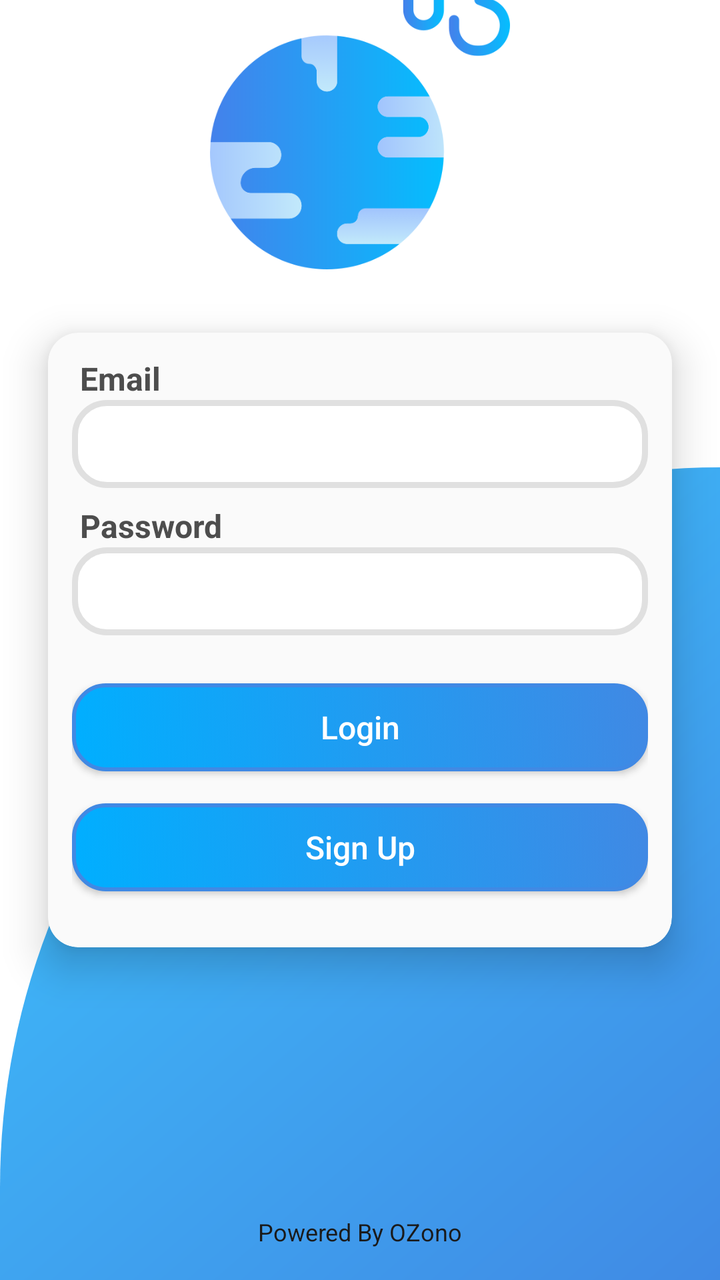
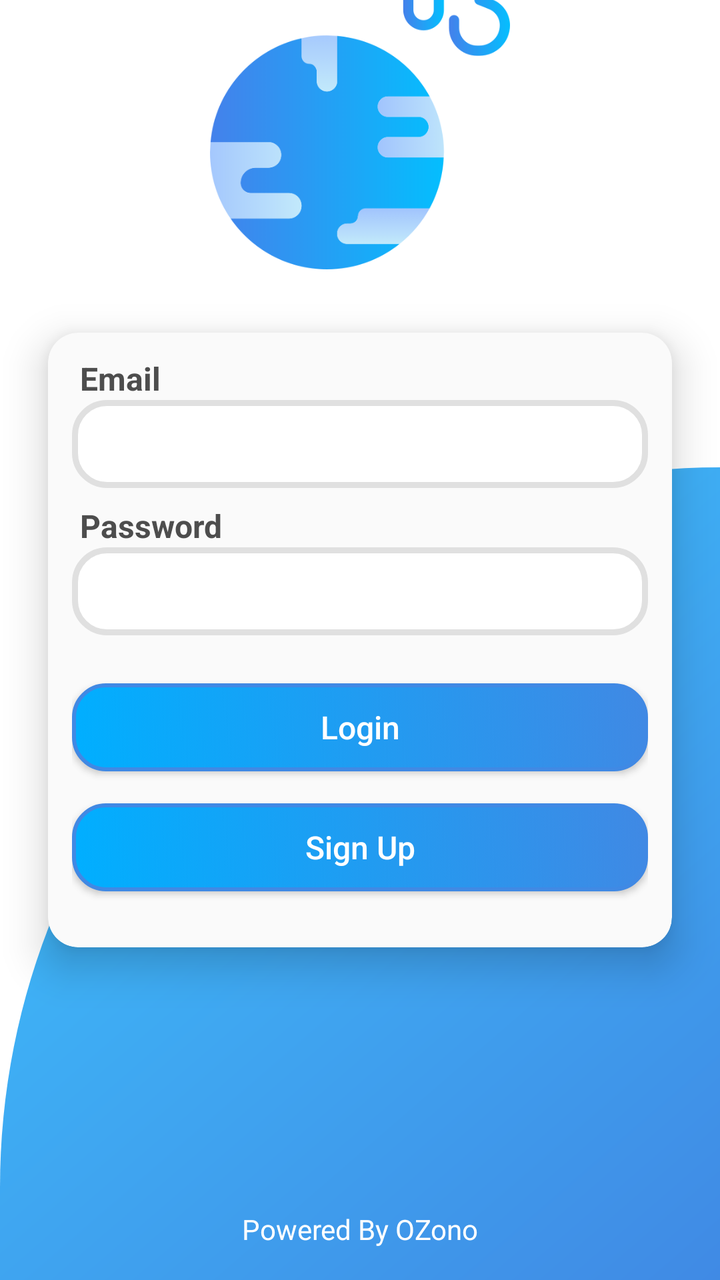

An Android layout rendered at two revisions. The XML below is the earlier revision; the diff shows what the commit changed to produce the second picture.
<!-- AndroidManifest.xml: application theme Theme.Ozonoaiapp -->
<!-- res/layout/activity_login.xml -->
<?xml version="1.0" encoding="utf-8"?>
<androidx.constraintlayout.widget.ConstraintLayout xmlns:android="http://schemas.android.com/apk/res/android"
    xmlns:app="http://schemas.android.com/apk/res-auto"
    xmlns:tools="http://schemas.android.com/tools"
    android:id="@+id/main"
    android:layout_width="match_parent"
    android:layout_height="match_parent"
    android:background="@color/white"
    tools:context=".activity.LoginActivity">

    <View
        android:layout_width="0dp"
        android:layout_height="0dp"
        android:layout_marginBottom="-10dp"
        android:background="@drawable/bg_diagonal_blue"
        app:layout_constraintBottom_toBottomOf="parent"
        app:layout_constraintEnd_toEndOf="parent"
        app:layout_constraintHeight_percent="0.65"
        app:layout_constraintStart_toStartOf="parent"
        app:layout_constraintTop_toTopOf="parent"
        app:layout_constraintVertical_bias="1.0" />

    <ImageView
        android:layout_width="wrap_content"
        android:layout_height="150dp"
        android:layout_marginBottom="32dp"
        android:contentDescription="Correo"
        android:src="@drawable/banner"
        app:layout_constraintBottom_toTopOf="@id/login_card"
        app:layout_constraintEnd_toEndOf="@id/main"
        app:layout_constraintStart_toStartOf="@id/main" />

    <androidx.cardview.widget.CardView
        android:id="@+id/login_card"
        android:layout_width="match_parent"
        android:layout_height="wrap_content"
        android:layout_marginHorizontal="24dp"
        android:backgroundTint="@color/background_secondary"
        android:maxWidth="350dp"
        android:minWidth="320dp"
        app:cardCornerRadius="15dp"
        app:cardElevation="12dp"
        app:layout_constraintBottom_toBottomOf="@id/main"
        app:layout_constraintEnd_toEndOf="@id/main"
        app:layout_constraintStart_toStartOf="@id/main"
        app:layout_constraintTop_toTopOf="@id/main">

        <LinearLayout
            android:id="@+id/login_form"
            android:layout_width="match_parent"
            android:layout_height="wrap_content"
            android:layout_margin="12dp"
            android:orientation="vertical">

            <androidx.appcompat.widget.AppCompatTextView
                android:layout_width="wrap_content"
                android:layout_height="wrap_content"
                android:layout_marginStart="4dp"
                android:text="Email"
                android:textColor="@color/text_secondary"
                android:textSize="16sp"
                android:textStyle="bold" />

            <androidx.appcompat.widget.AppCompatEditText
                android:id="@+id/email_edit_text"
                android:layout_width="match_parent"
                android:layout_height="44dp"
                android:layout_marginBottom="8dp"
                android:autofillHints="emailAddress"
                android:background="@drawable/rounded_edit_text"
                android:inputType="textEmailAddress"
                android:paddingHorizontal="16dp"
                android:textColor="@color/text_primary"
                android:textSize="16sp" />

            <androidx.appcompat.widget.AppCompatTextView
                android:layout_width="wrap_content"
                android:layout_height="wrap_content"
                android:layout_marginStart="4dp"
                android:text="Password"
                android:textColor="@color/text_secondary"
                android:textSize="16sp"
                android:textStyle="bold" />

            <androidx.appcompat.widget.AppCompatEditText
                android:id="@+id/password_edit_text"
                android:layout_width="match_parent"
                android:layout_height="44dp"
                android:layout_marginBottom="8dp"
                android:background="@drawable/rounded_edit_text"
                android:inputType="textPassword"
                android:paddingHorizontal="16dp"
                android:textColor="@color/text_primary"
                android:textSize="16sp" />

            <Button
                android:id="@+id/login_button"
                android:layout_width="match_parent"
                android:layout_height="44dp"
                android:layout_marginTop="16dp"
                android:layout_marginBottom="16dp"
                android:background="@drawable/rounded_button"
                android:text="Login"
                android:textAllCaps="false"
                android:textColor="@color/white"
                android:textSize="16sp" />

            <Button
                android:id="@+id/sing_up_button"
                android:layout_width="match_parent"
                android:layout_height="44dp"
                android:layout_marginBottom="16dp"
                android:background="@drawable/rounded_button"
                android:text="Sign Up"
                android:textAllCaps="false"
                android:textColor="@color/white"
                android:textSize="16sp" />
        </LinearLayout>

    </androidx.cardview.widget.CardView>


    <androidx.appcompat.widget.AppCompatTextView
        android:layout_width="wrap_content"
        android:layout_height="wrap_content"
        android:layout_marginBottom="16dp"
        android:text="Powered By OZono"
        android:textColor="@color/text_primary"
        android:textSize="12sp"
        android:textStyle=""
        app:layout_constraintBottom_toBottomOf="@id/main"
        app:layout_constraintEnd_toEndOf="@id/main"
        app:layout_constraintStart_toStartOf="@id/main" />

</androidx.constraintlayout.widget.ConstraintLayout>
<!-- resources referenced by this layout -->
<resources>
  <color name="background_secondary">#FAFAFA</color>
  <color name="text_primary">#FF1A1A1A</color>
  <color name="text_secondary">#FF4D4D4D</color>
  <color name="white">#FFFFFFFF</color>
  <!-- drawable banner: png bitmap (drawable, 25327 bytes) -->
  <!-- drawable bg_diagonal_blue (drawable) -->
  <?xml version="1.0" encoding="utf-8"?>
  <shape xmlns:android="http://schemas.android.com/apk/res/android"
      android:shape="rectangle">
  
      <gradient
          android:startColor="@color/blue_medium"
          android:endColor="@color/blue_sky_light"
  
          android:angle="135" />
      <corners android:topLeftRadius="400dp" android:topRightRadius="0dp"/>
  </shape>
  <!-- drawable rounded_button (drawable) -->
  <selector xmlns:android="http://schemas.android.com/apk/res/android">
      <item android:state_pressed="true">
          <shape>
              <solid android:color="@color/button_secondary" />
              <corners android:radius="16dp" />
              <stroke
                  android:width="2dp"
                  android:color="@color/button_primary" />
          </shape>
      </item>
      <item>
          <shape>
              <gradient
                  android:angle="45"
                  android:startColor="@color/button_primary"
                  android:endColor="@color/button_secondary" />
              <corners android:radius="16dp" />
              <stroke
                  android:width="2dp"
                  android:color="@color/blue_medium" />
          </shape>
      </item>
  </selector>
  <!-- drawable rounded_edit_text (drawable) -->
  <shape xmlns:android="http://schemas.android.com/apk/res/android">
      <solid android:color="@android:color/white" />
      <corners android:radius="16dp" />
      <stroke
          android:width="3dp"
          android:color="@color/divider" />
      <padding
          android:left="6dp"
          android:top="6dp"
          android:right="6dp"
          android:bottom="6dp" />
  </shape>
  <style name="Theme.Ozonoaiapp" parent="Theme.AppCompat.Light.NoActionBar" />
  <color name="blue_medium">#FF4089E4</color>
  <color name="blue_sky_light">#FF3DC7FF</color>
  <color name="button_secondary">#FF4089E4</color>
  <color name="button_primary">#FF00AFFF</color>
  <color name="divider">#FFE0E0E0</color>
</resources>

<!-- the commit's change to res/layout/activity_login.xml (unified diff, before → after) -->
@@ -125,8 +125,8 @@
         android:layout_height="wrap_content"
         android:layout_marginBottom="16dp"
         android:text="Powered By OZono"
-        android:textColor="@color/text_primary"
-        android:textSize="12sp"
+        android:textColor="@color/white"
+        android:textSize="14sp"
         android:textStyle=""
         app:layout_constraintBottom_toBottomOf="@id/main"
         app:layout_constraintEnd_toEndOf="@id/main"
